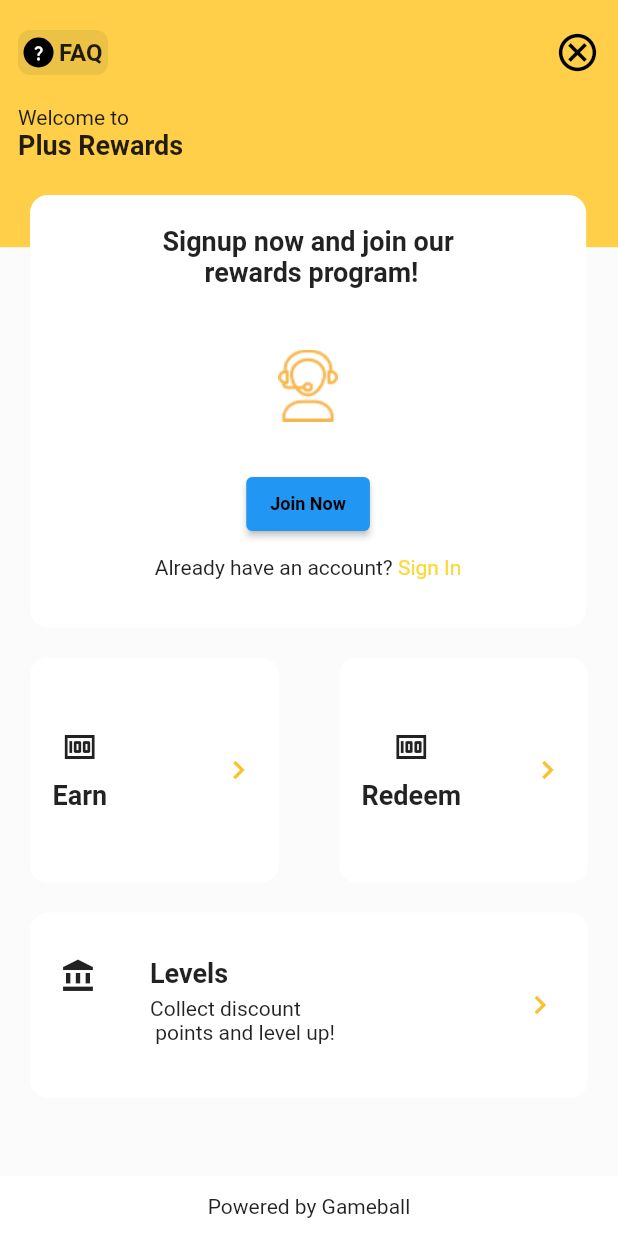
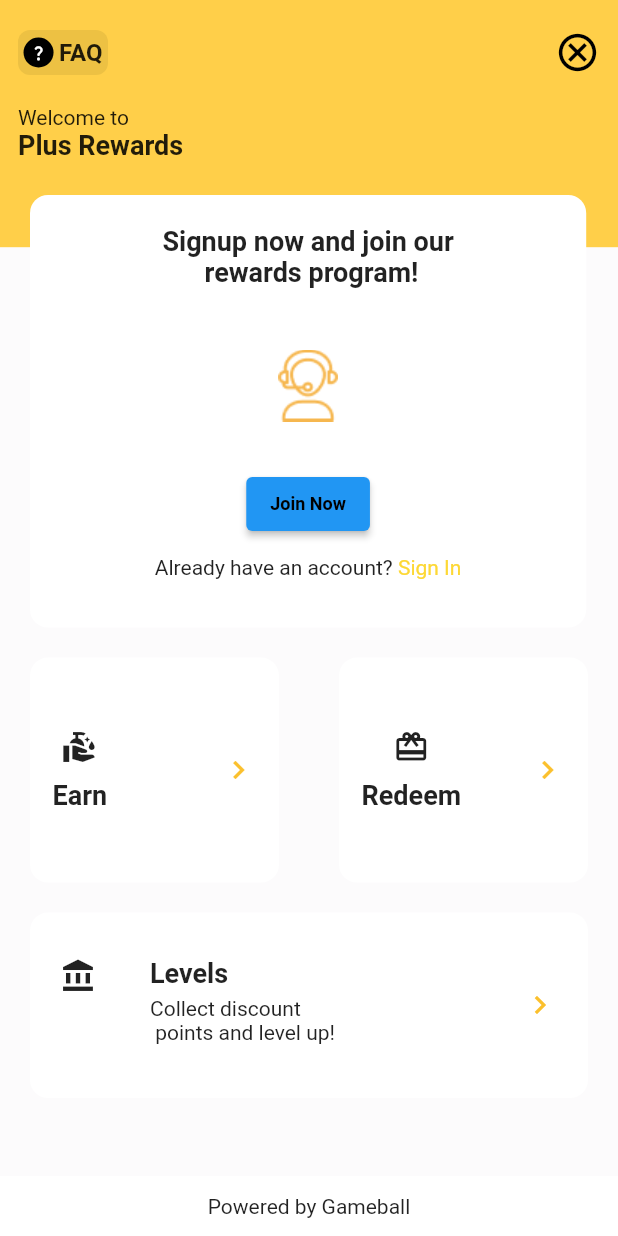
Before and after one commit to sobuur0/gameball, a Flutter app: the screen it shows after launch, on a phone screen of 412 x 824 dp. Run offline on Flutter 3.47's test engine with Material 2 defaults, Android fonts, the phone set to English and light mode, and no system bars.

Commit message:
replaced icon with correct ones

```diff
--- a/lib/pages/sign_up_page.dart
+++ b/lib/pages/sign_up_page.dart
@@ -35,13 +35,13 @@ class _SignUpPageState extends State<SignUpPage> {
                   Expanded(
                     child: ActionCard(
                       action: 'Earn',
-                      actionIcon: Icons.chevron_right,
+                      actionIcon: Icons.clean_hands,
                     ),
                   ),
                   Expanded(
                     child: ActionCard(
                       action: 'Redeem',
-                      actionIcon: Icons.chevron_right,
+                      actionIcon: Icons.redeem,
                     ),
                   ),
                 ],
--- a/lib/widgets/action_card.dart
+++ b/lib/widgets/action_card.dart
@@ -32,7 +32,7 @@ class ActionCard extends StatelessWidget {
               Column(
                 mainAxisAlignment: MainAxisAlignment.center,
                 children: <Widget>[
-                  const Icon(Icons.money),
+                  Icon(actionIcon),
                   const SizedBox(
                     height: 10.0,
                   ),
@@ -46,7 +46,7 @@ class ActionCard extends StatelessWidget {
                 ],
               ),
               Icon(
-                actionIcon,
+                Icons.chevron_right,
                 color: Colors.yellow.shade700,
               ),
             ],
--- a/lib/widgets/faq_button.dart
+++ b/lib/widgets/faq_button.dart
@@ -9,9 +9,8 @@ class FAQButton extends StatelessWidget {
       height: 30.0,
       width: 60.0,
       decoration: BoxDecoration(
-        //TODO: change to required color
         borderRadius: BorderRadius.circular(8.0),
-        color: const Color(0xFFECC246),
+        color: const Color(0xFFEDC143),
       ),
       child: Row(
         mainAxisAlignment: MainAxisAlignment.spaceEvenly,
```
